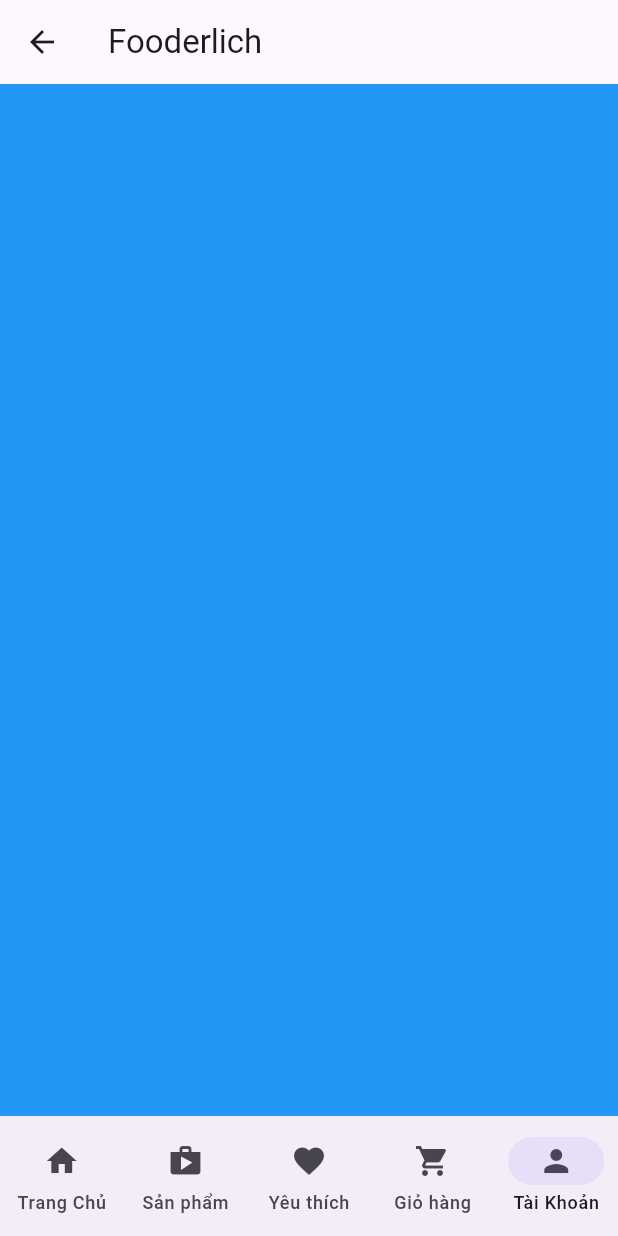
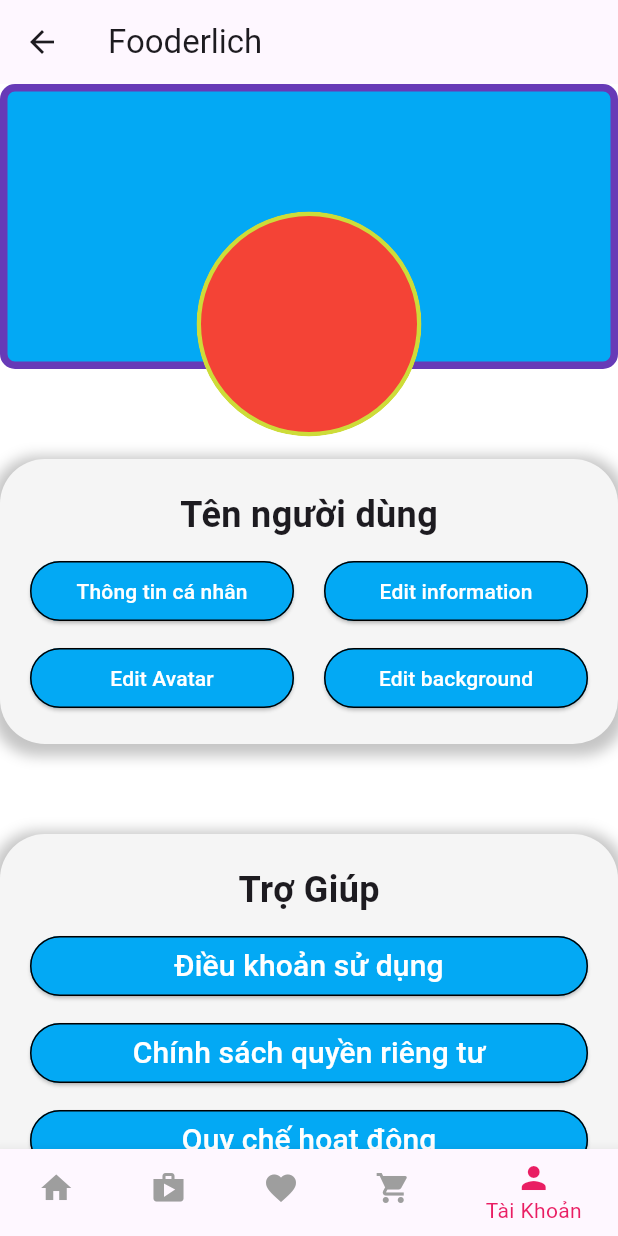
Before and after one commit to TuanHai69/NienLuan_Nghanh, a Flutter app: the HomePage screen opened directly, item 5 of the bottom bar chosen, on a phone screen of 412 x 824 dp. Run offline on Flutter 3.47's test engine with Material 3 defaults, Android fonts, the phone set to English and light mode, and no system bars.

Commit message:
Giao diện cơ bản

```diff
--- a/flutter_application_1/lib/home.dart
+++ b/flutter_application_1/lib/home.dart
@@ -1,4 +1,5 @@
 import 'package:flutter/material.dart';
+import 'package:flutter_application_1/ui/accounts/account_page.dart';
 import 'package:flutter_application_1/ui/favorites/favorite_slide.dart';
 import 'package:flutter_application_1/ui/products/product_tab_tag.dart';
 
@@ -20,7 +21,7 @@ class _HomePageState extends State<HomePage> {
     const ProductTabTag(),
     const FavoritePage(),
     const CartPage(),
-    Container(color: Colors.blue),
+    const AccountPage(),
   ];
 
   @override
@@ -33,31 +34,34 @@ class _HomePageState extends State<HomePage> {
         ),
       ),
       body: _pages[_selectedIndex],
-      bottomNavigationBar: NavigationBar(
-        destinations: const [
-          NavigationDestination(
+      bottomNavigationBar: BottomNavigationBar(
+        items: const [
+          BottomNavigationBarItem(
             icon: Icon(Icons.home),
             label: 'Trang Chủ',
           ),
-          NavigationDestination(
+          BottomNavigationBarItem(
             icon: Icon(Icons.shop),
             label: 'Sản phẩm',
           ),
-          NavigationDestination(
+          BottomNavigationBarItem(
             icon: Icon(Icons.favorite),
             label: 'Yêu thích',
           ),
-          NavigationDestination(
+          BottomNavigationBarItem(
             icon: Icon(Icons.shopping_cart),
             label: 'Giỏ hàng',
           ),
-          NavigationDestination(
+          BottomNavigationBarItem(
             icon: Icon(Icons.person),
             label: 'Tài Khoản',
           ),
         ],
-        selectedIndex: _selectedIndex,
-        onDestinationSelected: (value) {
+        currentIndex: _selectedIndex,
+        selectedItemColor: Colors.pink, // Màu của biểu tượng khi được chọn
+        unselectedItemColor:
+            Colors.grey, // Màu của biểu tượng khi không được chọn
+        onTap: (value) {
           setState(() {
             _selectedIndex = value;
           });
--- /dev/null
+++ b/flutter_application_1/lib/ui/accounts/account_client.dart
@@ -0,0 +1,417 @@
+import 'package:flutter/material.dart';
+
+class AccountFacePage extends StatelessWidget {
+  const AccountFacePage({super.key});
+
+  @override
+  Widget build(BuildContext context) {
+    return SingleChildScrollView(
+      child: Center(
+        child: Column(
+          children: [
+            Stack(
+              alignment: Alignment.bottomCenter,
+              children: [
+                Container(
+                  height: 190,
+                  width: double.infinity,
+                  decoration: BoxDecoration(
+                    color: Colors.lightBlue,
+                    border: Border.all(width: 5, color: Colors.deepPurple),
+                    borderRadius: BorderRadius.circular(10),
+                  ),
+                ),
+                FractionalTranslation(
+                  translation: const Offset(0.0,
+                      0.3), // Di chuyển nửa dưới của hình tròn ra khỏi hình chữ nhật
+                  child: ClipOval(
+                    child: Container(
+                      width: 150,
+                      height: 150,
+                      decoration: BoxDecoration(
+                        shape: BoxShape.circle,
+                        color: Colors.red,
+                        border: Border.all(
+                            width: 3,
+                            color: Colors.lime), // Thêm viền cho hình tròn
+                      ),
+                    ),
+                  ),
+                ),
+              ],
+            ),
+            const SizedBox(
+              height: 60,
+            ),
+            Container(
+              decoration: BoxDecoration(
+                color: const Color.fromARGB(255, 245, 245, 245),
+                borderRadius: BorderRadius.circular(30),
+                boxShadow: [
+                  BoxShadow(
+                    color:
+                        Colors.grey.withOpacity(0.6), // Màu và độ mờ của bóng
+                    spreadRadius: 5, // Độ rộng của bóng
+                    blurRadius: 7, // Độ mờ của bóng
+                    offset: const Offset(0, 3), // Vị trí của bóng
+                  ),
+                ],
+              ),
+              child: Padding(
+                padding: const EdgeInsets.all(
+                    20.0), // Đặt khoảng cách giữa nội dung và biên
+                child: Column(
+                  children: <Widget>[
+                    // Đặt các widget của bạn ở đây
+                    const Padding(
+                      padding: EdgeInsets.only(
+                        top: 0.0,
+                      ), // Đặt khoảng cách phù hợp giữa hình tròn và text
+                      child: Text(
+                        'Tên người dùng',
+                        style: TextStyle(
+                          fontSize: 24.0,
+                          fontWeight: FontWeight.bold,
+                        ),
+                      ),
+                    ),
+                    const SizedBox(
+                      height: 10,
+                    ),
+                    Row(
+                      children: <Widget>[
+                        Expanded(
+                          child: Padding(
+                            padding: const EdgeInsets.only(left: 0.0),
+                            child: ElevatedButton(
+                              onPressed: () {
+                                // Thêm hành động khi nhấn nút ở đây
+                              },
+                              style: ElevatedButton.styleFrom(
+                                backgroundColor:
+                                    Colors.lightBlue, // Màu nền của nút
+                                foregroundColor: Colors.white,
+                                side: const BorderSide(
+                                  color: Colors.black,
+                                  width: 1,
+                                ), // Viền màu đen // Màu chữ của nút
+                              ),
+                              child: const Text('Thông tin cá nhân'),
+                            ),
+                          ),
+                        ),
+                        const SizedBox(
+                          width: 20,
+                        ),
+                        Expanded(
+                          child: Padding(
+                            padding: const EdgeInsets.only(right: 0.0),
+                            child: ElevatedButton(
+                              onPressed: () {
+                                // Thêm hành động khi nhấn nút ở đây
+                              },
+                              style: ElevatedButton.styleFrom(
+                                backgroundColor:
+                                    Colors.lightBlue, // Màu nền của nút
+                                foregroundColor: Colors.white,
+                                side: const BorderSide(
+                                  color: Colors.black,
+                                  width: 1,
+                                ), // Màu chữ của nút
+                              ),
+                              child: const Text('Edit information'),
+                            ),
+                          ),
+                        ),
+                      ],
+                    ),
+                    const SizedBox(
+                      height: 10,
+                    ),
+                    Row(
+                      children: [
+                        Expanded(
+                          child: Padding(
+                            padding: const EdgeInsets.only(
+                                left: 0.0), // Cách lề bên trái 20px
+                            child: ElevatedButton(
+                              onPressed: () {
+                                // Thêm hành động khi nhấn nút ở đây
+                              },
+                              style: ElevatedButton.styleFrom(
+                                backgroundColor:
+                                    Colors.lightBlue, // Màu nền của nút
+                                foregroundColor: Colors.white,
+                                side: const BorderSide(
+                                  color: Colors.black,
+                                  width: 1,
+                                ), // Màu chữ của nút
+                              ),
+                              child: const Text('Edit Avatar'),
+                            ),
+                          ),
+                        ),
+                        const SizedBox(
+                          width: 20,
+                        ), // Đẩy nút "Thay đổi avatar" sang bên phải
+                        Expanded(
+                          child: Padding(
+                            padding: const EdgeInsets.only(
+                                right: 0.0), // Cách lề bên phải 20px
+                            child: ElevatedButton(
+                              onPressed: () {
+                                // Thêm hành động khi nhấn nút ở đây
+                              },
+                              style: ElevatedButton.styleFrom(
+                                backgroundColor:
+                                    Colors.lightBlue, // Màu nền của nút
+                                foregroundColor: Colors.white,
+                                side: const BorderSide(
+                                  color: Colors.black,
+                                  width: 1,
+                                ), // Màu chữ của nút
+                              ),
+                              child: const Text('Edit background'),
+                            ),
+                          ),
+                        ),
+                      ],
+                    ),
+                  ],
+                ),
+              ),
+            ),
+            const SizedBox(
+              height: 60,
+            ),
+            Container(
+              decoration: BoxDecoration(
+                color: const Color.fromARGB(255, 245, 245, 245),
+                borderRadius: BorderRadius.circular(30),
+                boxShadow: [
+                  BoxShadow(
+                    color:
+                        Colors.grey.withOpacity(0.6), // Màu và độ mờ của bóng
+                    spreadRadius: 5, // Độ rộng của bóng
+                    blurRadius: 7, // Độ mờ của bóng
+                    offset: const Offset(0, 3), // Vị trí của bóng
+                  ),
+                ],
+              ),
+              child: Padding(
+                padding: const EdgeInsets.all(
+                    20.0), // Đặt khoảng cách giữa nội dung và biên
+                child: Column(
+                  children: <Widget>[
+                    // Đặt các widget của bạn ở đây
+                    const Padding(
+                      padding: EdgeInsets.only(
+                        top: 0.0,
+                      ), // Đặt khoảng cách phù hợp giữa hình tròn và text
+                      child: Text(
+                        'Trợ Giúp',
+                        style: TextStyle(
+                          fontSize: 24.0,
+                          fontWeight: FontWeight.bold,
+                        ),
+                      ),
+                    ),
+                    const SizedBox(
+                      height: 10,
+                    ),
+                    Row(
+                      children: <Widget>[
+                        Expanded(
+                          child: Padding(
+                            padding: const EdgeInsets.all(0.0),
+                            child: ElevatedButton(
+                              onPressed: () {
+                                // Thêm hành động khi nhấn nút ở đây
+                              },
+                              style: ElevatedButton.styleFrom(
+                                backgroundColor:
+                                    Colors.lightBlue, // Màu nền của nút
+                                foregroundColor: Colors.white,
+                                side: const BorderSide(
+                                  color: Colors.black,
+                                  width: 1,
+                                ), // Viền màu đen // Màu chữ của nút
+                              ),
+                              child: const Text(
+                                'Điều khoản sử dụng',
+                                style: TextStyle(
+                                  fontSize: 20,
+                                ),
+                              ),
+                            ),
+                          ),
+                        ),
+                      ],
+                    ),
+                    const SizedBox(
+                      height: 10,
+                    ),
+                    Row(
+                      children: [
+                        Expanded(
+                          child: Padding(
+                            padding: const EdgeInsets.all(0.0),
+                            child: ElevatedButton(
+                              onPressed: () {
+                                // Thêm hành động khi nhấn nút ở đây
+                              },
+                              style: ElevatedButton.styleFrom(
+                                backgroundColor:
+                                    Colors.lightBlue, // Màu nền của nút
+                                foregroundColor: Colors.white,
+                                side: const BorderSide(
+                                  color: Colors.black,
+                                  width: 1,
+                                ), // Màu chữ của nút
+                              ),
+                              child: const Text(
+                                'Chính sách quyền riêng tư',
+                                style: TextStyle(
+                                  fontSize: 20,
+                                ),
+                              ),
+                            ),
+                          ),
+                        ),
+                      ],
+                    ),
+                    const SizedBox(
+                      height: 10,
+                    ),
+                    Row(
+                      children: [
+                        Expanded(
+                          child: Padding(
+                            padding: const EdgeInsets.all(0.0),
+                            child: ElevatedButton(
+                              onPressed: () {
+                                // Thêm hành động khi nhấn nút ở đây
+                              },
+                              style: ElevatedButton.styleFrom(
+                                backgroundColor:
+                                    Colors.lightBlue, // Màu nền của nút
+                                foregroundColor: Colors.white,
+                                side: const BorderSide(
+                                  color: Colors.black,
+                                  width: 1,
+                                ), // Màu chữ của nút
+                              ),
+                              child: const Text(
+                                'Quy chế hoạt động',
+                                style: TextStyle(
+                                  fontSize: 20,
+                                ),
+                              ),
+                            ),
+                          ),
+                        ),
+                      ],
+                    ),
+                  ],
+                ),
+              ),
+            ),
+            const SizedBox(
+              height: 40,
+            ),
+            Container(
+              decoration: BoxDecoration(
+                color: const Color.fromARGB(255, 245, 245, 245),
+                borderRadius: BorderRadius.circular(30),
+                boxShadow: [
+                  BoxShadow(
+                    color:
+                        Colors.grey.withOpacity(0.6), // Màu và độ mờ của bóng
+                    spreadRadius: 5, // Độ rộng của bóng
+                    blurRadius: 7, // Độ mờ của bóng
+                    offset: const Offset(0, 3), // Vị trí của bóng
+                  ),
+                ],
+              ),
+              child: Padding(
+                padding: const EdgeInsets.all(
+                    20.0), // Đặt khoảng cách giữa nội dung và biên
+                child: Column(
+                  children: <Widget>[
+                    const SizedBox(
+                      height: 10,
+                    ),
+                    Row(
+                      children: <Widget>[
+                        Expanded(
+                          child: Padding(
+                            padding: const EdgeInsets.only(left: 0.0),
+                            child: ElevatedButton(
+                              onPressed: () {
+                                // Thêm hành động khi nhấn nút ở đây
+                              },
+                              style: ElevatedButton.styleFrom(
+                                backgroundColor:
+                                    Colors.lightBlue, // Màu nền của nút
+                                foregroundColor: Colors.white,
+                                side: const BorderSide(
+                                  color: Colors.black,
+                                  width: 1,
+                                ), // Viền màu đen // Màu chữ của nút
+                              ),
+                              child: const Text(
+                                'Đăng xuất',
+                                style: TextStyle(
+                                  fontSize: 20,
+                                  fontWeight: FontWeight.bold,
+                                ),
+                              ),
+                            ),
+                          ),
+                        ),
+                        const SizedBox(
+                          width: 20,
+                        ),
+                        Expanded(
+                          child: Padding(
+                            padding: const EdgeInsets.only(right: 0.0),
+                            child: ElevatedButton(
+                              onPressed: () {
+                                // Thêm hành động khi nhấn nút ở đây
+                              },
+                              style: ElevatedButton.styleFrom(
+                                backgroundColor:
+                                    Colors.lightBlue, // Màu nền của nút
+                                foregroundColor: Colors.white,
+                                side: const BorderSide(
+                                  color: Colors.black,
+                                  width: 1,
+                                ), // Màu chữ của nút
+                              ),
+                              child: const Text(
+                                'Đổi mật khẩu',
+                                style: TextStyle(
+                                  fontSize: 18,
+                                ),
+                              ),
+                            ),
+                          ),
+                        ),
+                      ],
+                    ),
+                    const SizedBox(
+                      height: 10,
+                    ),
+                  ],
+                ),
+              ),
+            ),
+            const SizedBox(
+              height: 10,
+            ),
+          ],
+        ),
+      ),
+    );
+  }
+}
--- /dev/null
+++ b/flutter_application_1/lib/ui/accounts/account_page.dart
@@ -0,0 +1,12 @@
+import 'package:flutter/material.dart';
+
+import 'account_client.dart';
+
+class AccountPage extends StatelessWidget {
+  const AccountPage({super.key});
+
+  @override
+  Widget build(BuildContext context) {
+    return const AccountFacePage();
+  }
+}
```
